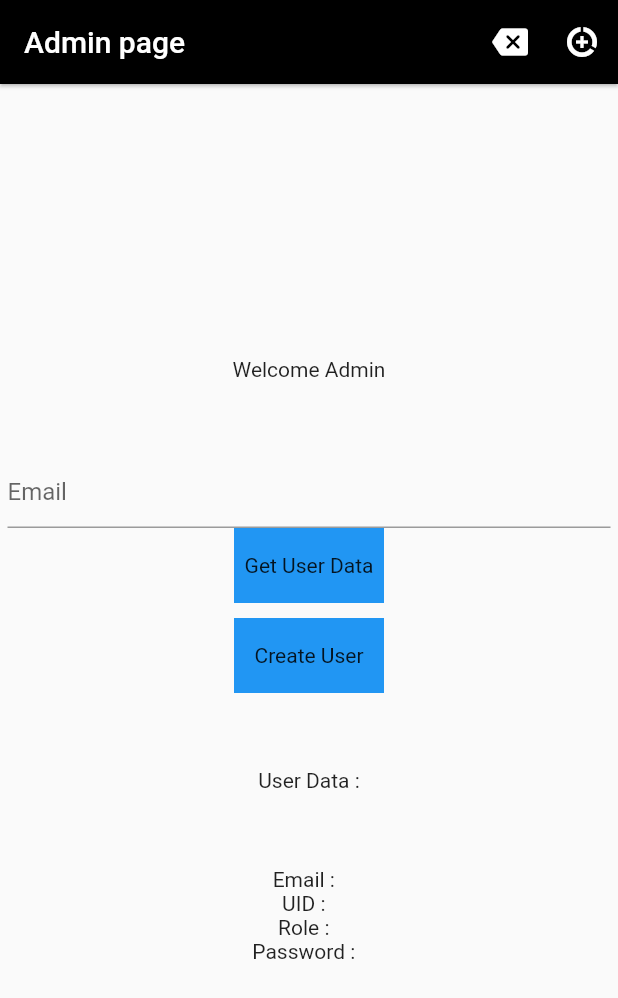
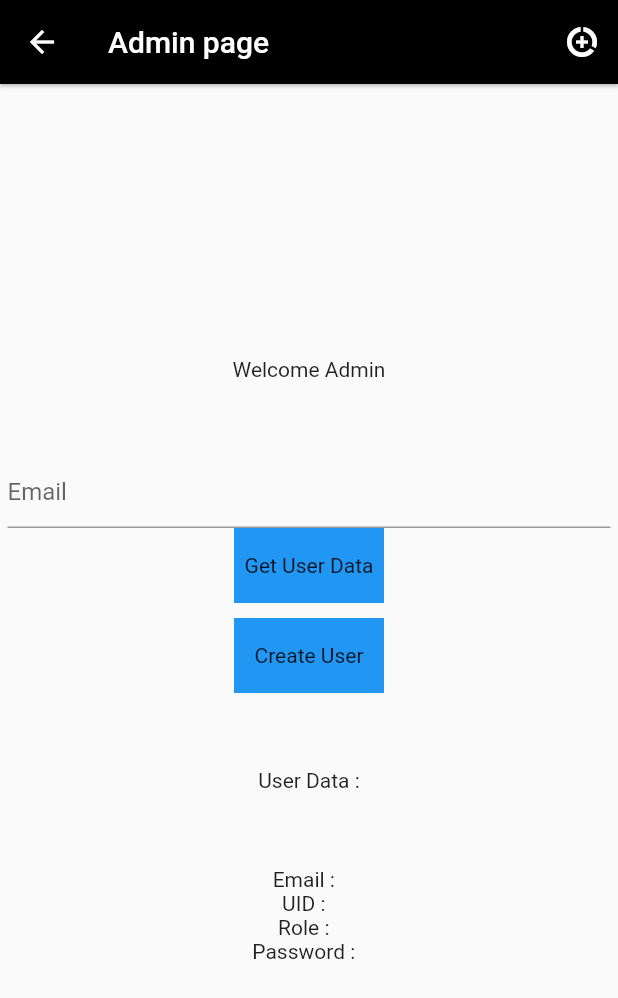
Before and after one commit to Leinady/flutter-firebase, a Flutter app: the AdminScreen screen opened directly, on a phone screen of 412 x 824 dp. Shown: the top 998 px of the screen. Run offline on Flutter 3.47's test engine with Material 2 defaults, Android fonts, the phone set to English and light mode, and no system bars; our stand-ins replace cloud_firestore, firebase_auth, firebase_core, flutter_svg, fluttertoast; missing offline and left inert: model_viewer; accounts and stored records are empty.

Commit message:
rebuildadmin_2

```diff
--- a/assign/lib/screen/admin/adminscreen.dart
+++ b/assign/lib/screen/admin/adminscreen.dart
@@ -18,7 +18,7 @@
   String password = " ";
 
   bool ableToEdit = false;
-  final Authservice _auth = Authservice();
+
   @override
   Widget build(BuildContext context) {
     return Scaffold(
@@ -28,12 +28,6 @@
           backgroundColor: Colors.black,
           elevation: 1,
           actions: <Widget>[
-            IconButton(
-                onPressed: () async {
-                  await _auth.signOut();
-                },
-                icon: Icon(Icons.backspace_rounded),
-                color: Colors.white),
             IconButton(
                 onPressed: () {},
                 icon: Icon(Icons.data_saver_on),
```
Also changed, not shown: assign/lib/screen/admin/dashbord.dart (+20 -5 lines).
